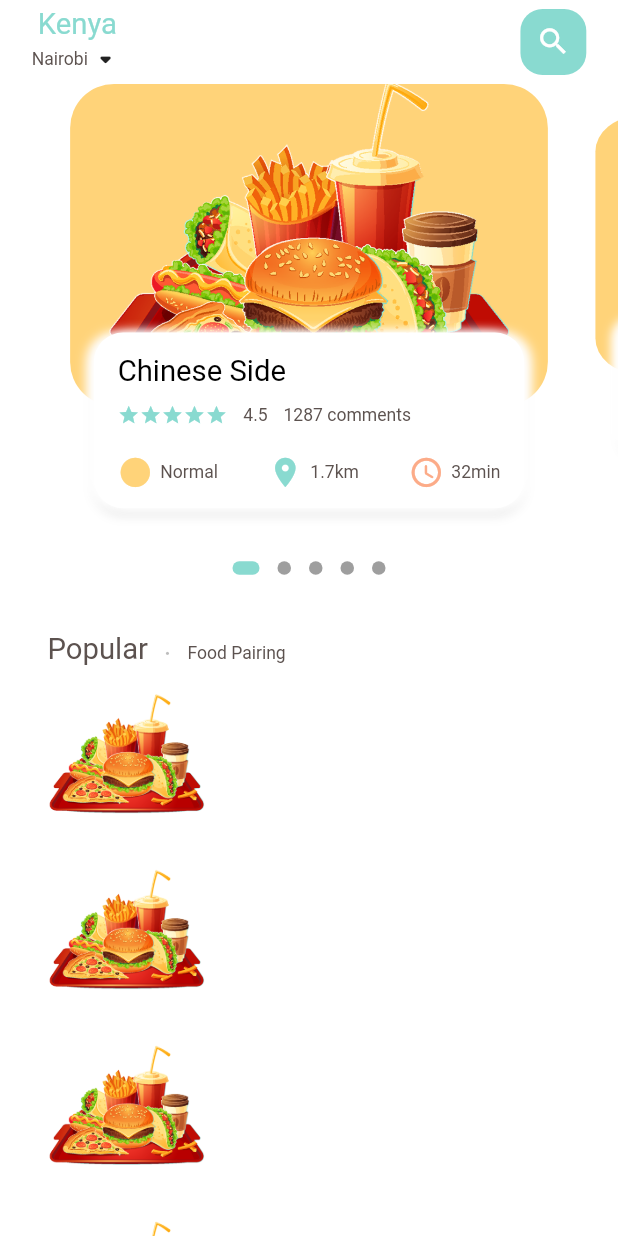
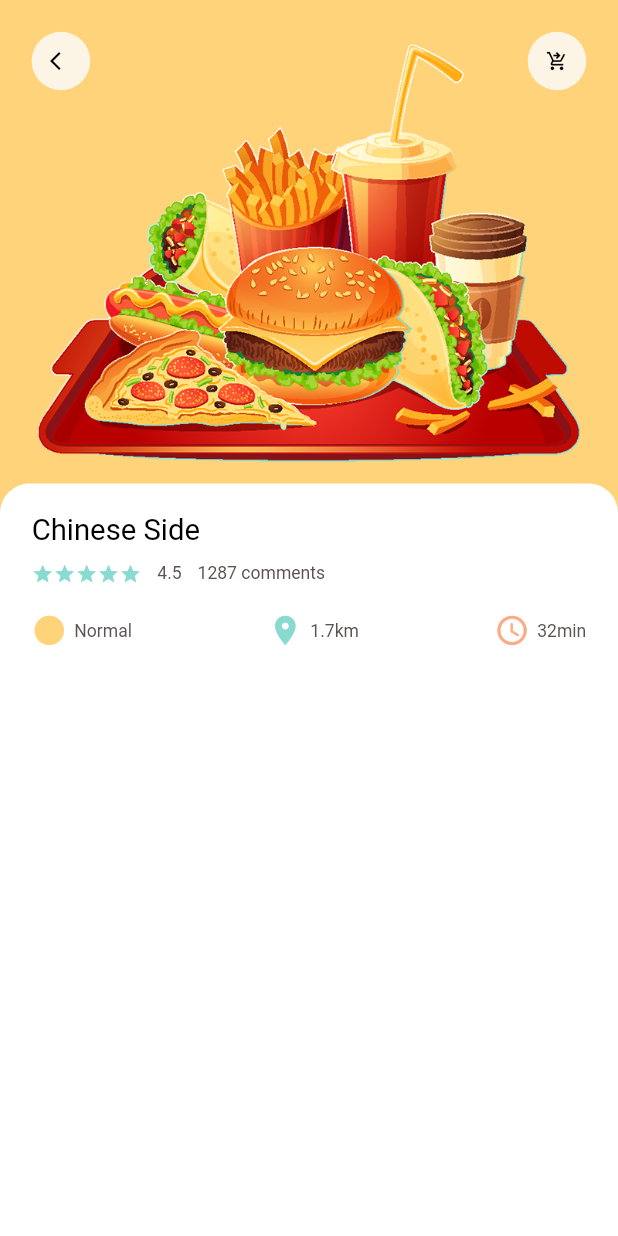
Before and after one commit to Crucialjun/fooddelivery, a Flutter app: the screen it shows after launch, on a phone screen of 412 x 824 dp. Run offline on Flutter 3.47's test engine with Material 2 defaults, Android fonts, the phone set to English and light mode, and no system bars; drawn by our look-alikes of dots_indicator; our stand-ins replace get, google_fonts.

Commit message:
food details screen

```diff
--- a/lib/main.dart
+++ b/lib/main.dart
@@ -1,5 +1,5 @@
 import 'package:flutter/material.dart';
-import 'package:fooddelivery/screens/main_dashboard.dart';
+import 'package:fooddelivery/screens/food_details.dart';
 import 'package:fooddelivery/utils/custom_scroll_behaviour.dart';
 import 'package:get/get.dart';
 
@@ -20,7 +20,7 @@ class MyApp extends StatelessWidget {
       theme: ThemeData(
         primarySwatch: Colors.blue,
       ),
-      home: const MainDashboard(),
+      home: const FoodDetails(),
     );
   }
 }
--- /dev/null
+++ b/lib/screens/food_details.dart
@@ -0,0 +1,117 @@
+import 'package:flutter/material.dart';
+import 'package:fooddelivery/app_colors.dart';
+import 'package:fooddelivery/utils/dimensions.dart';
+
+import '../widgets/custom_big_text.dart';
+import '../widgets/custom_small_text.dart';
+import '../widgets/food_lower_details.dart';
+
+class FoodDetails extends StatelessWidget {
+  const FoodDetails({Key? key}) : super(key: key);
+
+  @override
+  Widget build(BuildContext context) {
+    return Scaffold(
+      body: Stack(children: [
+        Positioned(
+            left: 0,
+            right: 0,
+            child: Container(
+              width: double.infinity,
+              height: AppDimensions.foodDetailsImageHeight,
+              decoration: const BoxDecoration(
+                  color: AppColors.yellowColor,
+                  image: DecorationImage(
+                      fit: BoxFit.cover,
+                      image: AssetImage("assets/images/foodimage1.png"))),
+            )),
+        Positioned(
+            top: AppDimensions.width20,
+            left: AppDimensions.width20,
+            right: AppDimensions.width20,
+            child: Row(
+              mainAxisAlignment: MainAxisAlignment.spaceBetween,
+              children: [
+                Container(
+                  height: AppDimensions.height40,
+                  width: AppDimensions.height40,
+                  decoration: BoxDecoration(
+                      borderRadius:
+                          BorderRadius.circular(AppDimensions.height20),
+                      color: const Color(0XFFfcf4e4)),
+                  child: Icon(
+                    Icons.arrow_back_ios,
+                    color: Colors.black,
+                    size: AppDimensions.iconsSize15,
+                  ),
+                ),
+                Container(
+                  height: AppDimensions.height40,
+                  width: AppDimensions.height40,
+                  decoration: BoxDecoration(
+                      borderRadius:
+                          BorderRadius.circular(AppDimensions.height20),
+                      color: const Color(0XFFfcf4e4)),
+                  child: Icon(
+                    Icons.shopping_cart_checkout_outlined,
+                    color: Colors.black,
+                    size: AppDimensions.iconsSize15,
+                  ),
+                ),
+              ],
+            )),
+        Positioned(
+            left: 0,
+            right: 0,
+            top: AppDimensions.foodDetailsImageHeight - AppDimensions.height20,
+            bottom: 0,
+            child: Container(
+              padding: EdgeInsets.only(
+                  left: AppDimensions.width20,
+                  right: AppDimensions.width20,
+                  top: AppDimensions.height20),
+              decoration: BoxDecoration(
+                  borderRadius: BorderRadius.only(
+                      topLeft: Radius.circular(AppDimensions.radius20),
+                      topRight: Radius.circular(AppDimensions.radius20)),
+                  color: Colors.white),
+              child: Column(
+                crossAxisAlignment: CrossAxisAlignment.start,
+                children: [
+                  const CustomBigText(
+                      color: Colors.black, text: "Chinese Side"),
+                  SizedBox(
+                    height: AppDimensions.height10,
+                  ),
+                  Row(
+                    children: [
+                      Wrap(
+                        children: List.generate(
+                            5,
+                            (index) => Icon(
+                                  Icons.star,
+                                  color: AppColors.mainColor,
+                                  size: AppDimensions.iconsSize15,
+                                )),
+                      ),
+                      SizedBox(
+                        width: AppDimensions.width10,
+                      ),
+                      const CustomSmallText(text: "4.5"),
+                      SizedBox(
+                        width: AppDimensions.width10,
+                      ),
+                      const CustomSmallText(text: "1287 comments"),
+                    ],
+                  ),
+                  SizedBox(
+                    height: AppDimensions.height20,
+                  ),
+                  const FoodsLowerDetails()
+                ],
+              ),
+            ))
+      ]),
+    );
+  }
+}
--- a/lib/screens/main_dashboard.dart
+++ b/lib/screens/main_dashboard.dart
@@ -6,6 +6,7 @@ import 'package:fooddelivery/utils/dimensions.dart';
 import 'package:fooddelivery/widgets/custom_big_text.dart';
 import 'package:fooddelivery/widgets/custom_small_text.dart';
 import 'package:fooddelivery/widgets/dashboard_pageview_item.dart';
+import 'package:fooddelivery/widgets/food_lower_details.dart';
 
 class MainDashboard extends StatefulWidget {
   const MainDashboard({Key? key}) : super(key: key);
@@ -94,7 +95,6 @@ class _MainDashboardState extends State<MainDashboard> {
       ),
       body: SingleChildScrollView(
         child: Container(
-          color: Colors.white,
           child: Column(
             children: [
               SizedBox(
@@ -156,21 +156,54 @@ class _MainDashboardState extends State<MainDashboard> {
                     return Container(
                       margin: EdgeInsets.only(
                           left: AppDimensions.width20,
-                          right: AppDimensions.width20),
+                          right: AppDimensions.width20,
+                          bottom: AppDimensions.height10),
                       child: Row(children: [
                         Container(
-                          height: AppDimensions.height120,
+                          height: AppDimensions.width120,
                           width: AppDimensions.width120,
                           decoration: BoxDecoration(
                               borderRadius:
                                   BorderRadius.circular(AppDimensions.width20),
-                              color: Colors.white38,
+                              color: AppColors.yellowColor,
                               image: const DecorationImage(
                                   image: AssetImage(
                                       "assets/images/foodimage1.png"))),
                         ),
-                        Column(
-                          children: const [],
+                        Expanded(
+                          child: Container(
+                            height: AppDimensions.width100,
+                            decoration: BoxDecoration(
+                                borderRadius: BorderRadius.only(
+                                    topRight:
+                                        Radius.circular(AppDimensions.radius20),
+                                    bottomRight: Radius.circular(
+                                        AppDimensions.radius20)),
+                                color: Colors.white),
+                            child: Padding(
+                              padding: EdgeInsets.only(
+                                  left: AppDimensions.width10,
+                                  right: AppDimensions.width10),
+                              child: Column(
+                                crossAxisAlignment: CrossAxisAlignment.start,
+                                mainAxisAlignment: MainAxisAlignment.center,
+                                children: [
+                                  const CustomBigText(
+                                      color: AppColors.titleColor,
+                                      text: "Nutritious fruit meal in China"),
+                                  SizedBox(
+                                    height: AppDimensions.height10,
+                                  ),
+                                  const CustomSmallText(
+                                      text: "With chinese characters"),
+                                  SizedBox(
+                                    height: AppDimensions.height10,
+                                  ),
+                                  const FoodsLowerDetails()
+                                ],
+                              ),
+                            ),
+                          ),
                         )
                       ]),
                     );
--- a/lib/utils/dimensions.dart
+++ b/lib/utils/dimensions.dart
@@ -12,6 +12,7 @@ class AppDimensions {
   static double height15 = screenHeight / 56.27;
   static double height20 = screenHeight / 42.20;
   static double height30 = screenHeight / 28.13;
+  static double height40 = screenHeight / 21.10;
   static double height45 = screenHeight / 18.76;
   static double height60 = screenHeight / 14.07;
   static double height120 = screenHeight / 7.03;
@@ -21,6 +22,7 @@ class AppDimensions {
   static double width20 = screenWidth / 19.50;
   static double width30 = screenWidth / 13;
   static double width45 = screenWidth / 13;
+  static double width100 = screenWidth / 3.9;
   static double width120 = screenWidth / 3.25;
 
   static double font20 = screenHeight / 42.20;
@@ -36,4 +38,6 @@ class AppDimensions {
   static double iconsSize15 = screenHeight / 56.27;
 
   static double statusbarHeight = Get.mediaQuery.padding.top;
+
+  static double foodDetailsImageHeight = screenHeight / 2.41;
 }
```
Also changed, not shown: pubspec.lock, 1 other file.
